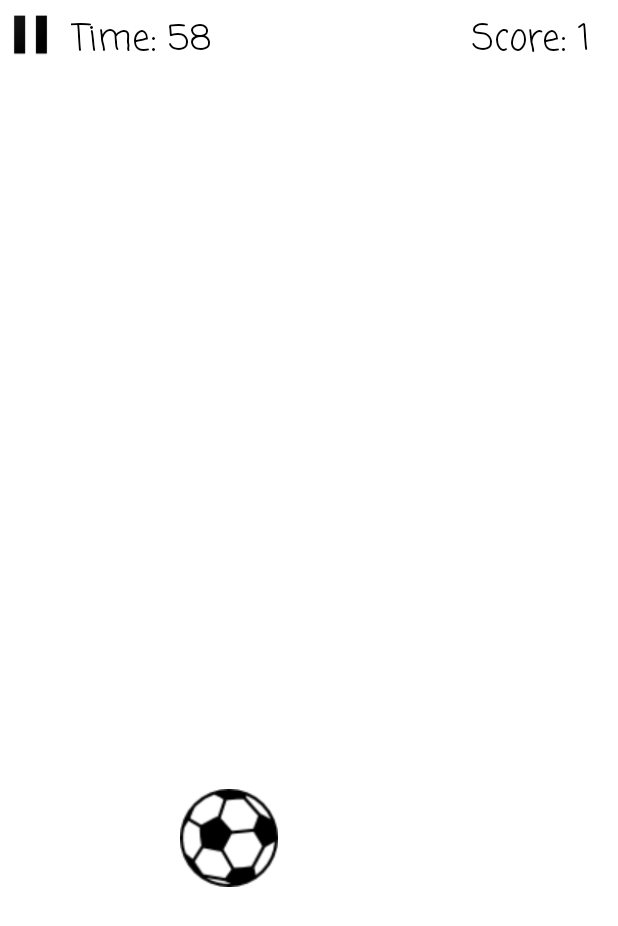
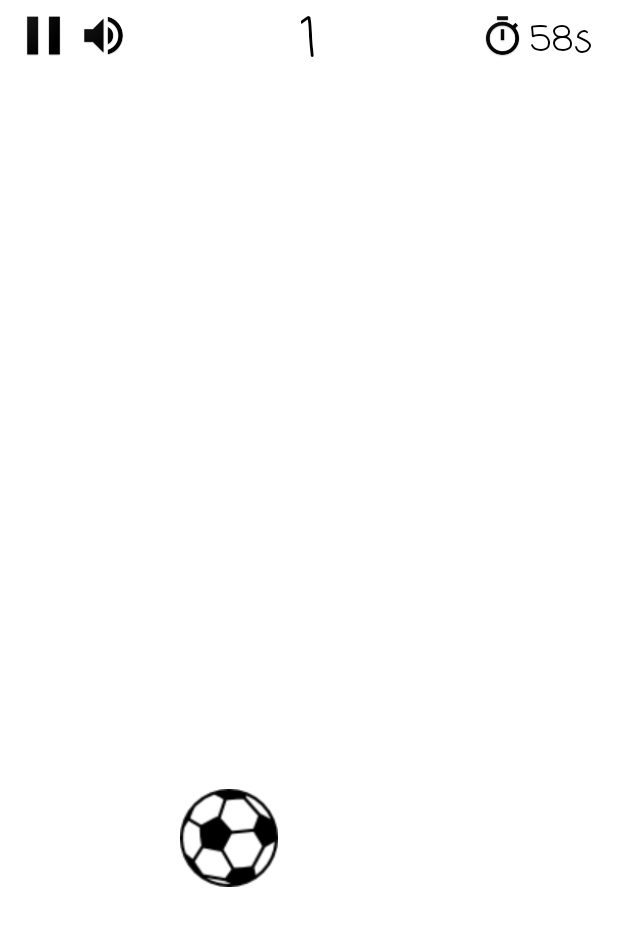
Before and after one commit to ZisisFl/Android-Catch-Game, an Android app: the Game screen opened directly, with no data from a screen before it, after a tap on an icon or button, on a phone screen of 412 x 824 dp. Shown: the top 926 px of the screen. Run offline under Robolectric (Android 15) with nearby library versions, the phone set to English and light mode, and no system bars.

```diff
--- a/app/src/main/java/zaid/catchthenyancat/Game.java
+++ b/app/src/main/java/zaid/catchthenyancat/Game.java
@@ -26,16 +26,16 @@ public class Game extends AppCompatActivity {
     TextView time_bonus;
 
     ImageView imgclick;
-    ImageView bonusclick;
     ImageView pause_img;
     ImageView pause_screen;
+    ImageView sound_img;
+    ImageView timer_image;
 
     Button restart_button;
 
     //initialization of classes
     DisplayMetrics metrics = new DisplayMetrics();
     Random rand = new Random();
-    Random r = new Random();
     Handler handler = new Handler();
     Timer clocktimer = new Timer();
     SoundPlayer sound;
@@ -50,9 +50,6 @@ public class Game extends AppCompatActivity {
     int x;
     int y;
 
-    //bonus' coordinates
-    int x_b;
-    int y_b;
     //screen width and height
     int w;
     int h;
@@ -61,9 +58,8 @@ public class Game extends AppCompatActivity {
     //flags to check if buttons clicked
     boolean clicked = false;
     boolean pause_flag = false;
+    boolean sound_flag = false;
     boolean gamestopped = false;
-    boolean bonus_clicked = false;
-
 
     @Override
     protected void onCreate(Bundle savedInstanceState) {
@@ -80,9 +76,11 @@ public class Game extends AppCompatActivity {
 
         pause_screen = (ImageView) findViewById(R.id.pause_screen);
         imgclick = (ImageView) findViewById(R.id.ball);
-        bonusclick = (ImageView) findViewById(R.id.bonusclick);
         pause_img = (ImageView) findViewById(R.id.pause_img);
+        sound_img = (ImageView) findViewById(R.id.sound_img);
+        timer_image = (ImageView) findViewById(R.id.timer_image);
 
+        mute_sound();
         clickevent();
         pauseclick();
 
@@ -140,7 +138,7 @@ public class Game extends AppCompatActivity {
         if (timeleft > 0)
         {
             timeleft--;
-            time_text.setText("Time: " + timeleft);
+            time_text.setText(timeleft + "s");
         }
 
         if (timeleft == 0) //end of the game
@@ -151,6 +149,8 @@ public class Game extends AppCompatActivity {
             restart_button.setVisibility(View.VISIBLE);
             high_score_view.setVisibility(View.VISIBLE);
             pause_img.setVisibility(View.INVISIBLE);
+            sound_img.setVisibility(View.INVISIBLE);
+            timer_image.setVisibility(View.INVISIBLE);
 
             score = count;
             score_save();
@@ -164,7 +164,8 @@ public class Game extends AppCompatActivity {
         h = metrics.heightPixels;
 
         x = rand.nextInt(w-140);//generate random x (0<=x<=max width) 65size of pic
-        y = rand.nextInt((h-200) - 100) + 100;//generate random x (0<=x<=max height)
+        y = rand.nextInt((h-200) - 100) + 100;//generate random y (0<=x<=max height)
+
 
         imgclick.setX(x);
         imgclick.setY(y);
@@ -184,7 +185,7 @@ public class Game extends AppCompatActivity {
                     count++;
                     clicked = true;
                     sound.playhitSound();// calls the fuction for the click sound
-                    current_score_view.setText("Score: " + count);
+                    current_score_view.setText(""+count);
                 }
             }
         });
@@ -248,6 +249,37 @@ public class Game extends AppCompatActivity {
                             });
                         }
                     }, 0, 500);
+                }
+            }
+        });
+    }
+
+    public void mute_sound()
+    {
+        sound_img.setOnClickListener(new View.OnClickListener()
+        {
+            @Override
+            public void onClick(View v)
+            {
+                if (sound_flag == false)
+                {
+                    sound_flag = true;
+
+                    //Mute sounds
+                    sound.muteSounds();
+
+                    //Change image to mute
+                    sound_img.setImageResource(R.drawable.mute);
+                }
+                else
+                {
+                    sound_flag = false;
+
+                    //Unmute sounds
+                    sound.unmuteSounds();
+
+                    //change image to on
+                    sound_img.setImageResource(R.drawable.on);
                 }
             }
         });
@@ -337,22 +369,4 @@ public class Game extends AppCompatActivity {
             combo_view.setText("Combo: "+combo);
         }
     }
-
-    public void bonus() //not ready
-    {
-        x_b = r.nextInt(w-140);
-        y_b = r.nextInt((h-200) - 100) + 100;
-
-        bonusclick.setX(x_b);
-        bonusclick.setY(y_b);
-
-        //set bonus visible for 3 seconds
-        bonusclick.setVisibility(View.VISIBLE);
-        bonusclick.postDelayed(new Runnable() {
-            public void run() {
-                bonusclick.setVisibility(View.INVISIBLE);
-            }
-        }, 3000);
-    }
-
 }
--- a/app/src/main/java/zaid/catchthenyancat/SoundPlayer.java
+++ b/app/src/main/java/zaid/catchthenyancat/SoundPlayer.java
@@ -11,6 +11,8 @@ public class SoundPlayer {
     private static int hitSound;
     private static int time_bonusSound;
 
+    public float master_volume = 1.0f;
+
     public SoundPlayer(Context context)
     {
         //SoundPool (int maxStreams,int streamType,int srcQuality)
@@ -23,12 +25,22 @@ public class SoundPlayer {
     public void playhitSound()
     {
         //play(int soundID, float leftVolume, float rightVolume, int priority, int loop, float rate)
-        soundPool.play(hitSound, 1.0f, 1.0f, 1, 0, 1.0f);
+        soundPool.play(hitSound, master_volume, master_volume, 1, 0, 1.0f);
     }
 
     public void playtimebonusSound()
     {
         //play(int soundID, float leftVolume, float rightVolume, int priority, int loop, float rate)
-        soundPool.play(time_bonusSound, 1.0f, 1.0f, 1, 0, 1.0f);
+        soundPool.play(time_bonusSound, master_volume, master_volume, 1, 0, 1.0f);
+    }
+
+    public void muteSounds()
+    {
+        master_volume = 0.0f;
+    }
+
+    public void unmuteSounds()
+    {
+        master_volume = 1.0f;
     }
 }
--- a/app/src/main/res/layout/activity_game.xml
+++ b/app/src/main/res/layout/activity_game.xml
@@ -12,15 +12,15 @@
         android:layout_width="wrap_content"
         android:layout_height="wrap_content"
         android:fontFamily="casual"
-        android:text="Score: 0"
+        android:text="0"
         android:textColor="@android:color/background_dark"
-        android:textSize="24sp"
+        android:textSize="36sp"
         app:layout_constraintBottom_toBottomOf="parent"
-        app:layout_constraintHorizontal_bias="0.946"
+        app:layout_constraintHorizontal_bias="0.501"
         app:layout_constraintLeft_toLeftOf="parent"
         app:layout_constraintRight_toRightOf="parent"
         app:layout_constraintTop_toTopOf="parent"
-        app:layout_constraintVertical_bias="0.00999999" />
+        app:layout_constraintVertical_bias="0.0" />
 
     <Button
         android:id="@+id/restart_button"
@@ -31,6 +31,7 @@
         android:fontFamily="casual"
         android:text="Play Again"
         android:textSize="18sp"
+        android:textStyle="bold"
         android:visibility="invisible"
         app:layout_constraintBottom_toBottomOf="parent"
         app:layout_constraintLeft_toLeftOf="parent"
@@ -41,17 +42,17 @@
     <TextView
         android:id="@+id/time_text"
         android:layout_width="wrap_content"
-        android:layout_height="wrap_content"
+        android:layout_height="30dp"
         android:fontFamily="casual"
-        android:text="60"
+        android:text="60s"
         android:textColor="@android:color/background_dark"
         android:textSize="24sp"
         app:layout_constraintBottom_toBottomOf="parent"
-        app:layout_constraintHorizontal_bias="0.149"
+        app:layout_constraintHorizontal_bias="0.953"
         app:layout_constraintLeft_toLeftOf="parent"
         app:layout_constraintRight_toRightOf="parent"
         app:layout_constraintTop_toTopOf="parent"
-        app:layout_constraintVertical_bias="0.00999999" />
+        app:layout_constraintVertical_bias="0.011" />
 
     <ImageView
         android:id="@+id/ball"
@@ -90,32 +91,22 @@
         android:textSize="24sp"
         android:visibility="invisible"
         app:layout_constraintBottom_toBottomOf="parent"
-        app:layout_constraintHorizontal_bias="0.52"
+        app:layout_constraintHorizontal_bias="0.86"
         app:layout_constraintLeft_toLeftOf="parent"
         app:layout_constraintRight_toRightOf="parent"
         app:layout_constraintTop_toTopOf="parent"
-        app:layout_constraintVertical_bias="0.011" />
-
-    <ImageView
-        android:id="@+id/bonusclick"
-        android:layout_width="32dp"
-        android:layout_height="32dp"
-        android:visibility="invisible"
-        app:srcCompat="@drawable/basketball"
-        tools:layout_editor_absoluteX="312dp"
-        tools:layout_editor_absoluteY="478dp"
-        />
+        app:layout_constraintVertical_bias="0.386" />
 
     <ImageView
         android:id="@+id/pause_img"
         android:layout_width="30dp"
         android:layout_height="30dp"
         app:layout_constraintBottom_toBottomOf="parent"
-        app:layout_constraintHorizontal_bias="0.014"
+        app:layout_constraintHorizontal_bias="0.036"
         app:layout_constraintLeft_toLeftOf="parent"
         app:layout_constraintRight_toRightOf="parent"
         app:layout_constraintTop_toTopOf="parent"
-        app:layout_constraintVertical_bias="0.00999999"
+        app:layout_constraintVertical_bias="0.011"
         app:srcCompat="@drawable/pause" />
 
     <ImageView
@@ -142,10 +133,34 @@
         android:textStyle="bold"
         android:visibility="invisible"
         app:layout_constraintBottom_toBottomOf="parent"
-        app:layout_constraintHorizontal_bias="0.288"
+        app:layout_constraintHorizontal_bias="0.885"
         app:layout_constraintLeft_toLeftOf="parent"
         app:layout_constraintRight_toRightOf="parent"
         app:layout_constraintTop_toTopOf="parent"
         app:layout_constraintVertical_bias="0.065" />
 
+    <ImageView
+        android:id="@+id/sound_img"
+        android:layout_width="30dp"
+        android:layout_height="30dp"
+        app:srcCompat="@drawable/on"
+        app:layout_constraintBottom_toBottomOf="parent"
+        app:layout_constraintHorizontal_bias="0.141"
+        app:layout_constraintLeft_toLeftOf="parent"
+        app:layout_constraintRight_toRightOf="parent"
+        app:layout_constraintTop_toTopOf="parent"
+        app:layout_constraintVertical_bias="0.011" />
+
+    <ImageView
+        android:id="@+id/timer_image"
+        android:layout_width="30dp"
+        android:layout_height="30dp"
+        app:srcCompat="@drawable/timer"
+        app:layout_constraintBottom_toBottomOf="parent"
+        app:layout_constraintHorizontal_bias="0.838"
+        app:layout_constraintLeft_toLeftOf="parent"
+        app:layout_constraintRight_toRightOf="parent"
+        app:layout_constraintTop_toTopOf="parent"
+        app:layout_constraintVertical_bias="0.011"/>
+
 </android.support.constraint.ConstraintLayout>
```
Also changed, not shown: app/src/main/res/drawable/mute.png (added), app/src/main/res/drawable/on.png (added).
